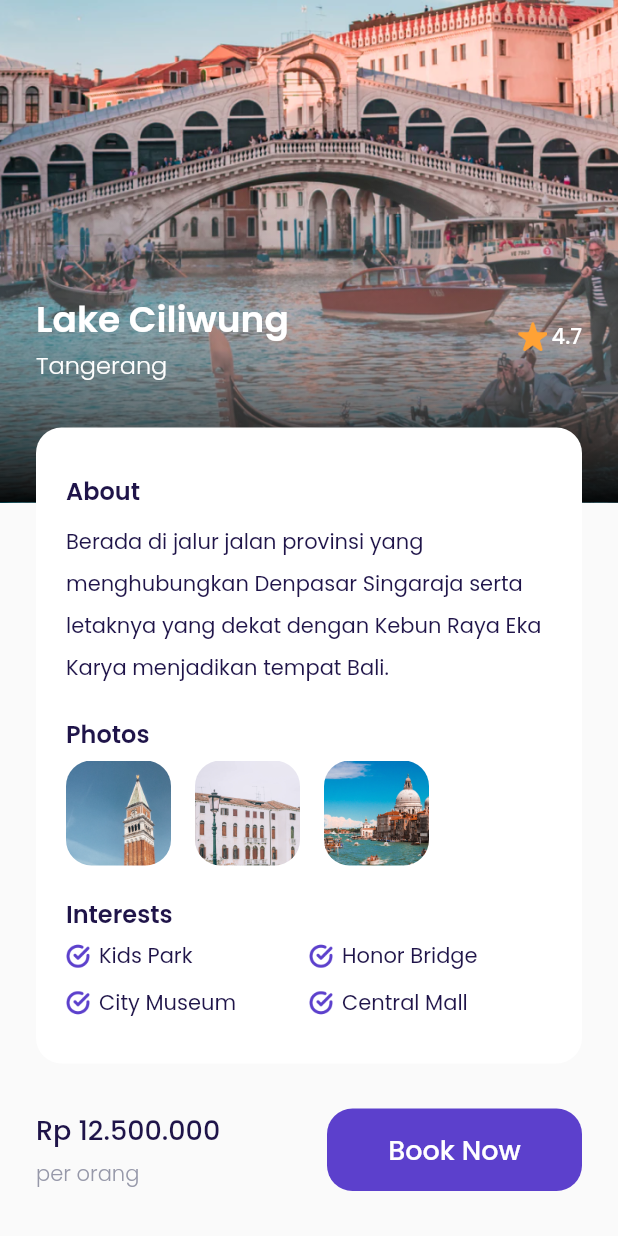
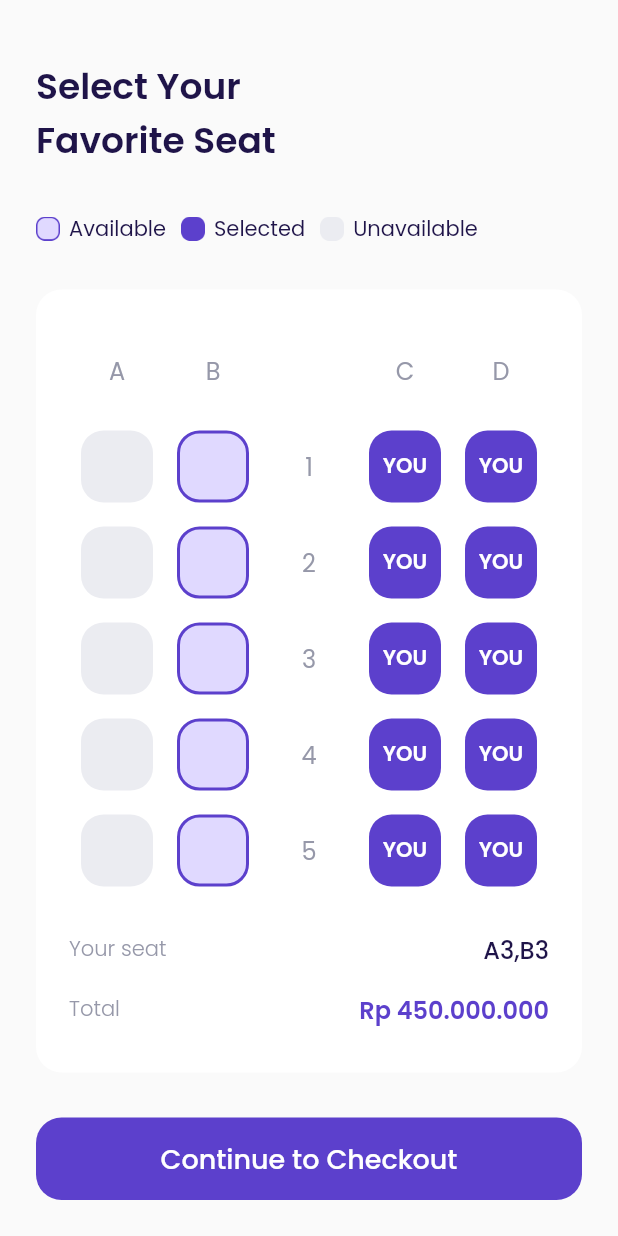
Before and after one commit to adheramaf7/airplane_app, a Flutter app: the DetailPage screen opened directly, scrolled down 115 dp, after a tap on "Book Now", on a phone screen of 412 x 824 dp. Run offline on Flutter 3.47's test engine with Material 2 defaults, Android fonts, the phone set to English and light mode, and no system bars; our stand-ins replace google_fonts.

Commit message:
choose seat page

```diff
--- /dev/null
+++ b/lib/shared/enums.dart
@@ -0,0 +1,3 @@
+import 'dart:core';
+
+enum SeatStatusEnum { available, selected, unavailable }
--- a/lib/shared/theme.dart
+++ b/lib/shared/theme.dart
@@ -10,6 +10,8 @@ Color kRedColor = const Color(0xffEB70A5);
 Color kBackgroundColor = const Color(0xffFAFAFA);
 Color kInactiveColor = const Color(0xffDBD7EC);
 Color kTransparentColor = Colors.transparent;
+Color kAvailableColor = const Color(0xffE0D9FF);
+Color kUnavailableColor = const Color(0xffEBECF1);
 
 TextStyle primaryTextStyle = GoogleFonts.poppins(color: kPrimaryColor);
 TextStyle blackTextStyle = GoogleFonts.poppins(color: kBlackColor);
--- /dev/null
+++ b/lib/ui/pages/choose_seat_page.dart
@@ -0,0 +1,266 @@
+import 'package:airplane_app/ui/widgets/custom_button.dart';
+import 'package:airplane_app/ui/widgets/seat_item.dart';
+import 'package:flutter/material.dart';
+import './../../shared/theme.dart';
+import './../../shared/enums.dart';
+
+class ChooseSeatPage extends StatelessWidget {
+  const ChooseSeatPage({Key? key}) : super(key: key);
+
+  @override
+  Widget build(BuildContext context) {
+    Widget title() => Container(
+          margin: EdgeInsets.only(top: 40),
+          child: Text(
+            'Select Your\nFavorite Seat',
+            style: blackTextStyle.copyWith(fontSize: 24, fontWeight: semiBold),
+          ),
+        );
+
+    Widget seatStatus() => Container(
+          margin: const EdgeInsets.only(top: 30),
+          child: Row(
+            children: [
+              Container(
+                margin: const EdgeInsets.only(right: 10),
+                child: Row(
+                  children: [
+                    Container(
+                      width: 16,
+                      height: 16,
+                      decoration: const BoxDecoration(
+                        image: DecorationImage(
+                          fit: BoxFit.cover,
+                          image: AssetImage('assets/icon_available.png'),
+                        ),
+                      ),
+                    ),
+                    const SizedBox(
+                      width: 6,
+                    ),
+                    Text(
+                      'Available',
+                      style: blackTextStyle,
+                    )
+                  ],
+                ),
+              ),
+              Container(
+                margin: const EdgeInsets.only(right: 10),
+                child: Row(
+                  children: [
+                    Container(
+                      width: 16,
+                      height: 16,
+                      decoration: const BoxDecoration(
+                        image: DecorationImage(
+                          fit: BoxFit.cover,
+                          image: AssetImage('assets/icon_selected.png'),
+                        ),
+                      ),
+                    ),
+                    const SizedBox(
+                      width: 6,
+                    ),
+                    Text(
+                      'Selected',
+                      style: blackTextStyle,
+                    )
+                  ],
+                ),
+              ),
+              Container(
+                margin: const EdgeInsets.only(right: 10),
+                child: Row(
+                  children: [
+                    Container(
+                      width: 16,
+                      height: 16,
+                      decoration: const BoxDecoration(
+                        image: DecorationImage(
+                          fit: BoxFit.cover,
+                          image: AssetImage('assets/icon_unavailable.png'),
+                        ),
+                      ),
+                    ),
+                    const SizedBox(
+                      width: 6,
+                    ),
+                    Text(
+                      'Unavailable',
+                      style: blackTextStyle,
+                    )
+                  ],
+                ),
+              ),
+            ],
+          ),
+        );
+
+    Widget selectSeat() {
+      Widget seatIndicator() => Row(
+            mainAxisAlignment: MainAxisAlignment.spaceAround,
+            children: [
+              Container(
+                width: 48,
+                height: 48,
+                child: Center(
+                  child: Text(
+                    'A',
+                    style: greyTextStyle.copyWith(fontSize: 16),
+                  ),
+                ),
+              ),
+              Container(
+                width: 48,
+                height: 48,
+                child: Center(
+                  child: Text(
+                    'B',
+                    style: greyTextStyle.copyWith(fontSize: 16),
+                  ),
+                ),
+              ),
+              Container(
+                width: 48,
+                height: 48,
+                child: Center(
+                  child: Text(
+                    ' ',
+                    style: greyTextStyle.copyWith(fontSize: 16),
+                  ),
+                ),
+              ),
+              Container(
+                width: 48,
+                height: 48,
+                child: Center(
+                  child: Text(
+                    'C',
+                    style: greyTextStyle.copyWith(fontSize: 16),
+                  ),
+                ),
+              ),
+              Container(
+                width: 48,
+                height: 48,
+                child: Center(
+                  child: Text(
+                    'D',
+                    style: greyTextStyle.copyWith(fontSize: 16),
+                  ),
+                ),
+              ),
+            ],
+          );
+
+      Widget seatPicker(int seatRowNumber) => Container(
+            margin: const EdgeInsets.only(top: 16),
+            child: Row(
+              mainAxisAlignment: MainAxisAlignment.spaceAround,
+              children: [
+                SeatItem(
+                  status: SeatStatusEnum.unavailable,
+                ),
+                SeatItem(
+                  status: SeatStatusEnum.available,
+                ),
+                Container(
+                  width: 48,
+                  height: 48,
+                  child: Center(
+                    child: Text(
+                      seatRowNumber.toString(),
+                      style: greyTextStyle.copyWith(fontSize: 16),
+                    ),
+                  ),
+                ),
+                SeatItem(
+                  status: SeatStatusEnum.selected,
+                ),
+                SeatItem(
+                  status: SeatStatusEnum.selected,
+                ),
+              ],
+            ),
+          );
+
+      Widget yourSeat() => Container(
+            margin: const EdgeInsets.only(top: 30),
+            width: double.infinity,
+            child: Row(
+              mainAxisAlignment: MainAxisAlignment.spaceBetween,
+              children: [
+                Text(
+                  'Your seat',
+                  style: greyTextStyle.copyWith(fontWeight: light),
+                ),
+                Text(
+                  'A3,B3',
+                  style:
+                      blackTextStyle.copyWith(fontSize: 16, fontWeight: medium),
+                )
+              ],
+            ),
+          );
+
+      Widget total() => Container(
+            margin: const EdgeInsets.only(top: 16),
+            width: double.infinity,
+            child: Row(
+              mainAxisAlignment: MainAxisAlignment.spaceBetween,
+              children: [
+                Text(
+                  'Total',
+                  style: greyTextStyle.copyWith(fontWeight: light),
+                ),
+                Text(
+                  'Rp 450.000.000',
+                  style: primaryTextStyle.copyWith(
+                      fontSize: 16, fontWeight: semiBold),
+                )
+              ],
+            ),
+          );
+
+      return Container(
+        margin: const EdgeInsets.only(top: 30),
+        width: double.infinity,
+        padding: const EdgeInsets.symmetric(horizontal: 22, vertical: 30),
+        decoration: BoxDecoration(
+          color: kWhiteColor,
+          borderRadius: BorderRadius.circular(defaultRadius),
+        ),
+        child: Column(
+          children: [
+            seatIndicator(),
+            seatPicker(1),
+            seatPicker(2),
+            seatPicker(3),
+            seatPicker(4),
+            seatPicker(5),
+            yourSeat(),
+            total(),
+          ],
+        ),
+      );
+    }
+
+    return Scaffold(
+      backgroundColor: kBackgroundColor,
+      body: ListView(
+        padding: const EdgeInsets.symmetric(horizontal: 24),
+        children: [
+          title(),
+          seatStatus(),
+          selectSeat(),
+          CustomButton(
+            title: 'Continue to Checkout',
+            onPressed: () {},
+            margin: const EdgeInsets.only(top: 30, bottom: 40),
+          )
+        ],
+      ),
+    );
+  }
+}
--- a/lib/ui/pages/detail_page.dart
+++ b/lib/ui/pages/detail_page.dart
@@ -1,3 +1,4 @@
+import 'package:airplane_app/ui/pages/choose_seat_page.dart';
 import 'package:airplane_app/ui/widgets/custom_button.dart';
 import 'package:airplane_app/ui/widgets/interest_item.dart';
 import 'package:airplane_app/ui/widgets/photo_item.dart';
@@ -209,7 +210,12 @@ class DetailPage extends StatelessWidget {
                 ),
                 CustomButton(
                   title: 'Book Now',
-                  onPressed: () {},
+                  onPressed: () {
+                    Navigator.push(
+                        context,
+                        MaterialPageRoute(
+                            builder: (context) => ChooseSeatPage()));
+                  },
                   width: 170,
                 )
               ],
--- /dev/null
+++ b/lib/ui/widgets/seat_item.dart
@@ -0,0 +1,68 @@
+import 'package:flutter/material.dart';
+import './../../shared/theme.dart';
+import './../../shared/enums.dart';
+
+class SeatItem extends StatelessWidget {
+  final SeatStatusEnum status;
+
+  const SeatItem({
+    Key? key,
+    required this.status,
+  }) : super(key: key);
+
+  @override
+  Widget build(BuildContext context) {
+    backgroundColor() {
+      switch (status) {
+        case SeatStatusEnum.available:
+          return kAvailableColor;
+
+        case SeatStatusEnum.selected:
+          return kPrimaryColor;
+
+        case SeatStatusEnum.unavailable:
+          return kUnavailableColor;
+
+        default:
+          return kUnavailableColor;
+      }
+    }
+
+    borderColor() {
+      switch (status) {
+        case SeatStatusEnum.available:
+          return kPrimaryColor;
+
+        case SeatStatusEnum.selected:
+          return kTransparentColor;
+
+        case SeatStatusEnum.unavailable:
+          return kTransparentColor;
+
+        default:
+          return kTransparentColor;
+      }
+    }
+
+    return Container(
+      width: 48,
+      height: 48,
+      decoration: BoxDecoration(
+        color: backgroundColor(),
+        borderRadius: BorderRadius.circular(15),
+        border: Border.all(
+          color: borderColor(),
+          width: 2,
+        ),
+      ),
+      child: (status == SeatStatusEnum.selected)
+          ? Center(
+              child: Text(
+                'YOU',
+                style: whiteTextStyle.copyWith(fontWeight: semiBold),
+              ),
+            )
+          : null,
+    );
+  }
+}
```
